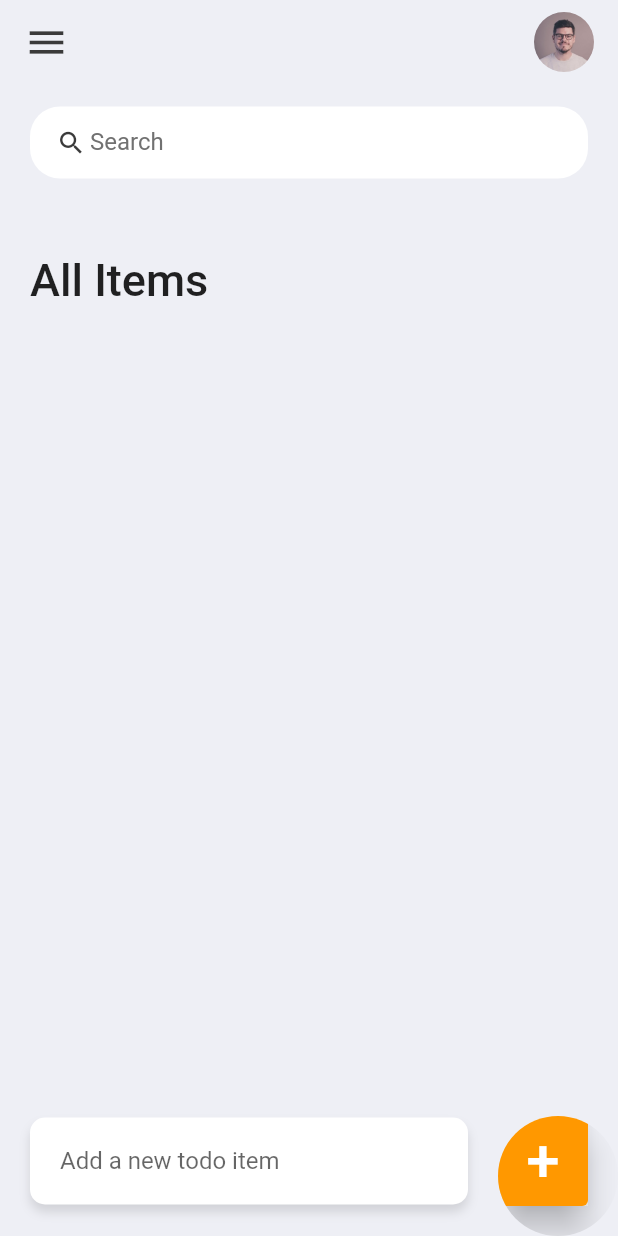
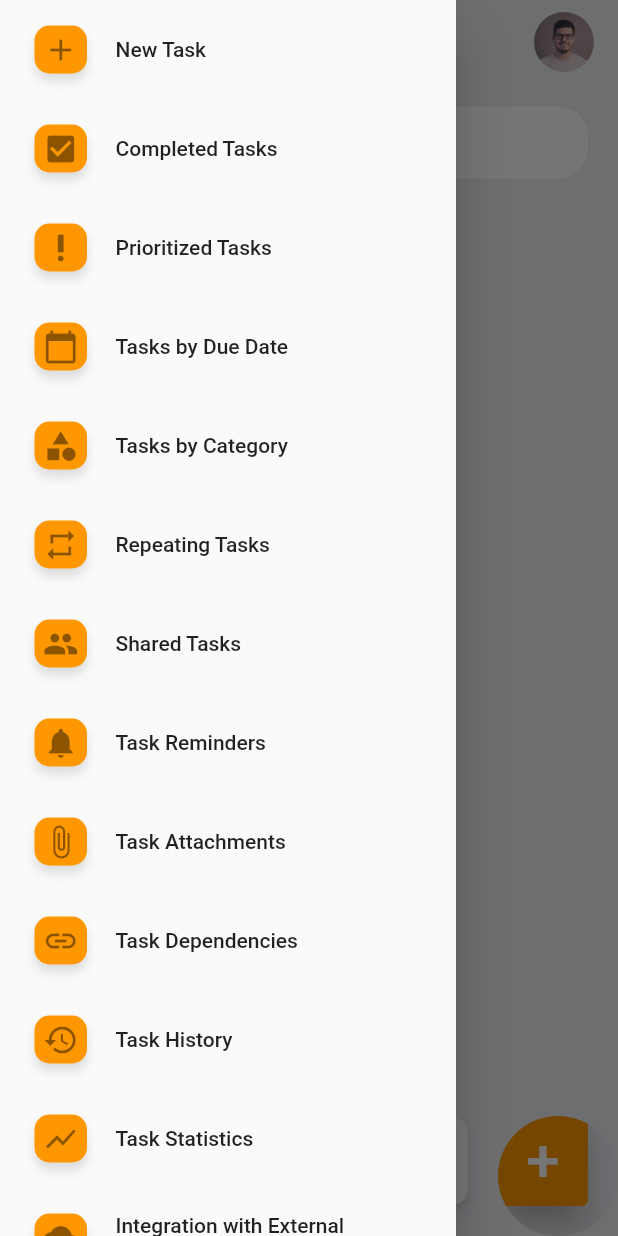
Before and after one commit to samuelkchris/Flutter-todo-app, a Flutter app: the screen it shows after launch, with the side drawer open (before the commit the screen has no drawer), on a phone screen of 412 x 824 dp. Run offline on Flutter 3.47's test engine with Material 2 defaults, Android fonts, the phone set to English and light mode, and no system bars.

Commit message:
Merge remote-tracking branch 'origin/master'
# Conflicts:
#	README.md

```diff
--- a/lib/main.dart
+++ b/lib/main.dart
@@ -1,7 +1,8 @@
 import 'package:flutter/material.dart';
 import 'package:flutter/services.dart';
+import 'package:flutter_todo_app/screens/home.dart';
 
-import './screens/home.dart';
+import 'model/todo.dart';
 
 void main() {
   runApp(const MyApp());
@@ -15,10 +16,48 @@ class MyApp extends StatelessWidget {
   Widget build(BuildContext context) {
     SystemChrome.setSystemUIOverlayStyle(
         const SystemUiOverlayStyle(statusBarColor: Colors.transparent));
-    return const MaterialApp(
-      debugShowCheckedModeBanner: false,
-      title: 'ToDo App',
-      home: Home(),
-    );
+    return MaterialApp(
+        debugShowCheckedModeBanner: false,
+        title: 'ToDo App',
+        home: Scaffold(
+          drawer: Drawer(
+            child: ListView(
+              children: <Widget>[
+                for (var feature in features)
+                  ListTile(
+                    shape: RoundedRectangleBorder(
+                      borderRadius: BorderRadius.circular(20),
+                    ),
+                    contentPadding:
+                        const EdgeInsets.symmetric(horizontal: 20, vertical: 5),
+                    leading: Container(
+                      padding: const EdgeInsets.all(0),
+                      margin: const EdgeInsets.symmetric(
+                          vertical: 12, horizontal: 3),
+                      height: 35,
+                      width: 35,
+                      decoration: BoxDecoration(
+                        color: Colors.orange,
+                        boxShadow: const [
+                          BoxShadow(
+                            color: Colors.black12,
+                            blurRadius: 5,
+                            offset: Offset(0, 5),
+                          ),
+                        ],
+                        borderRadius: BorderRadius.circular(10),
+                      ),
+                      child: feature.icon,
+                    ),
+                    title: Text(feature.name),
+                    onTap: () {
+                      // Navigate to the corresponding screen
+                    },
+                  ),
+              ],
+            ),
+          ),
+          body: Home(),
+        ));
   }
 }
--- a/lib/model/todo.dart
+++ b/lib/model/todo.dart
@@ -1,3 +1,5 @@
+import 'package:flutter/material.dart';
+
 class ToDo {
   String? id;
   String? todoText;
@@ -15,3 +17,36 @@ class ToDo {
     return [];
   }
 }
+
+class Feature {
+  final String name;
+  final Icon icon;
+
+  Feature({required this.name, required this.icon});
+}
+
+List<Feature> features = [
+  Feature(name: 'New Task', icon: const Icon(Icons.add)),
+  Feature(name: 'Completed Tasks', icon: const Icon(Icons.check_box)),
+  Feature(name: 'Prioritized Tasks', icon: const Icon(Icons.priority_high)),
+  Feature(name: 'Tasks by Due Date', icon: const Icon(Icons.calendar_today)),
+  Feature(name: 'Tasks by Category', icon: const Icon(Icons.category)),
+  Feature(name: 'Repeating Tasks', icon: const Icon(Icons.repeat)),
+  Feature(name: 'Shared Tasks', icon: const Icon(Icons.people)),
+  Feature(name: 'Task Reminders', icon: const Icon(Icons.notifications)),
+  Feature(name: 'Task Attachments', icon: const Icon(Icons.attach_file)),
+  Feature(name: 'Task Dependencies', icon: const Icon(Icons.link)),
+  Feature(name: 'Task History', icon: const Icon(Icons.history)),
+  Feature(name: 'Task Statistics', icon: const Icon(Icons.show_chart)),
+  Feature(
+      name: 'Integration with External Services',
+      icon: const Icon(Icons.cloud)),
+  Feature(name: 'Custom Task Fields', icon: const Icon(Icons.settings)),
+  Feature(name: 'Collaboration Tools', icon: const Icon(Icons.group)),
+  Feature(name: 'Import/Export Tasks', icon: const Icon(Icons.import_export)),
+  Feature(name: 'Offline Access', icon: const Icon(Icons.offline_bolt)),
+  Feature(name: 'Dark Mode', icon: const Icon(Icons.brightness_4)),
+  Feature(name: 'Custom Themes', icon: const Icon(Icons.palette)),
+  Feature(name: 'Customizable Widgets', icon: const Icon(Icons.dashboard)),
+  Feature(name: 'Help/Support', icon: const Icon(Icons.help)),
+];
--- a/lib/screens/home.dart
+++ b/lib/screens/home.dart
@@ -15,6 +15,7 @@ class _HomeState extends State<Home> {
   final todosList = ToDo.todoList();
   List<ToDo> _foundToDo = [];
   final _todoController = TextEditingController();
+  String _selectedCategory = "";
 
   @override
   void initState() {
@@ -26,7 +27,29 @@ class _HomeState extends State<Home> {
   Widget build(BuildContext context) {
     return Scaffold(
       backgroundColor: tdBGColor,
-      appBar: _buildAppBar(),
+      appBar: AppBar(
+        leading: IconButton(
+          icon: const Icon(
+            Icons.menu,
+            color: Colors.black,
+          ),
+          onPressed: () {
+            Scaffold.of(context).openDrawer(); // Open the drawer
+          },
+        ),
+        backgroundColor: tdBGColor,
+        elevation: 0,
+        title: Row(mainAxisAlignment: MainAxisAlignment.end, children: [
+          SizedBox(
+            height: 40,
+            width: 40,
+            child: ClipRRect(
+              borderRadius: BorderRadius.circular(20),
+              child: Image.asset('assets/images/avatar.jpeg'),
+            ),
+          ),
+        ]),
+      ),
       body: Stack(
         children: [
           Container(
@@ -203,26 +226,4 @@ class _HomeState extends State<Home> {
       ),
     );
   }
-
-  AppBar _buildAppBar() {
-    return AppBar(
-      backgroundColor: tdBGColor,
-      elevation: 0,
-      title: Row(mainAxisAlignment: MainAxisAlignment.spaceBetween, children: [
-        const Icon(
-          Icons.menu,
-          color: tdBlack,
-          size: 30,
-        ),
-        SizedBox(
-          height: 40,
-          width: 40,
-          child: ClipRRect(
-            borderRadius: BorderRadius.circular(20),
-            child: Image.asset('assets/images/avatar.jpeg'),
-          ),
-        ),
-      ]),
-    );
-  }
 }
```
